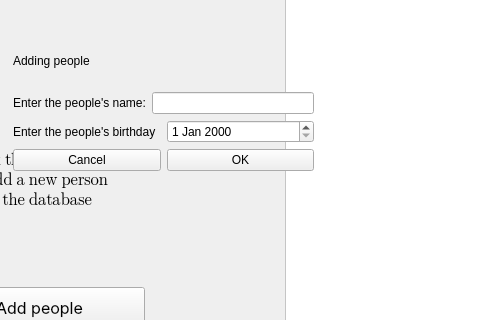
Qt form Brithday-App/mainwindow.ui (SerhiyTo/Birthday-App) before a commit; both pictures show x 236 to 716 and y 173 to 493 of the 800 by 600 pixel window.
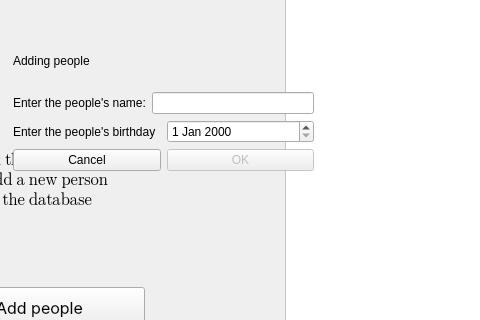
The same form after that commit. Icons and pictures are not drawn.

```diff
--- a/Brithday-App/mainwindow.ui
+++ b/Brithday-App/mainwindow.ui
@@ -271,7 +271,7 @@
       <item row="3" column="1">
        <widget class="QPushButton" name="btnOk">
         <property name="enabled">
-         <bool>true</bool>
+         <bool>false</bool>
         </property>
         <property name="text">
          <string>OK</string>
```
